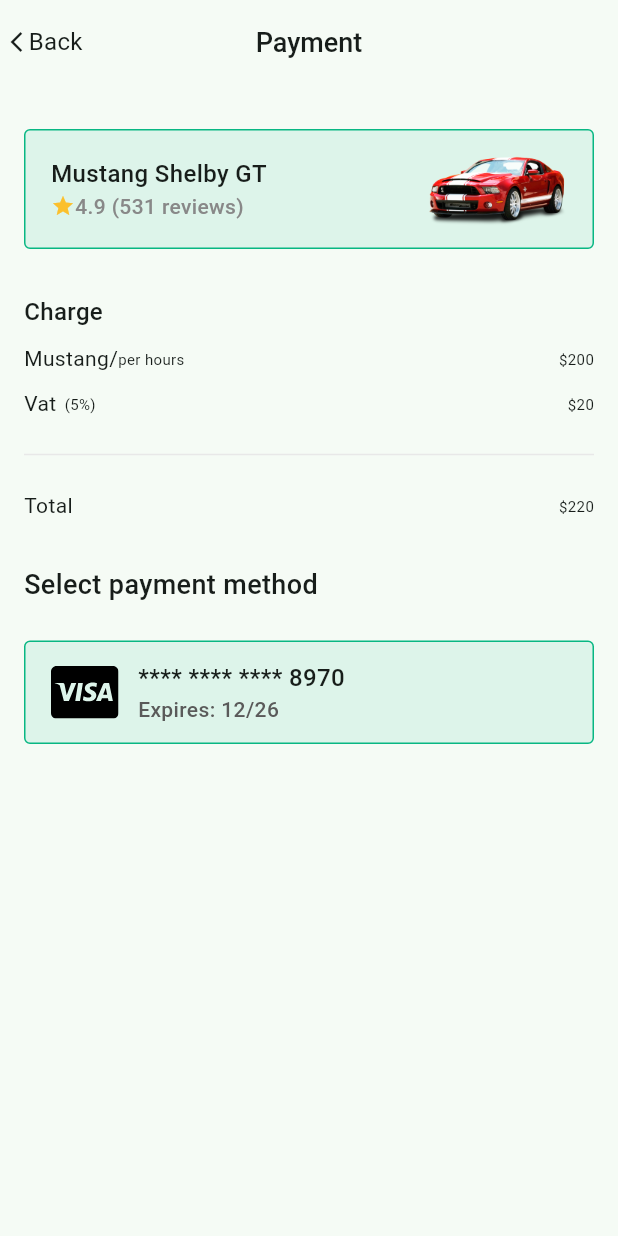
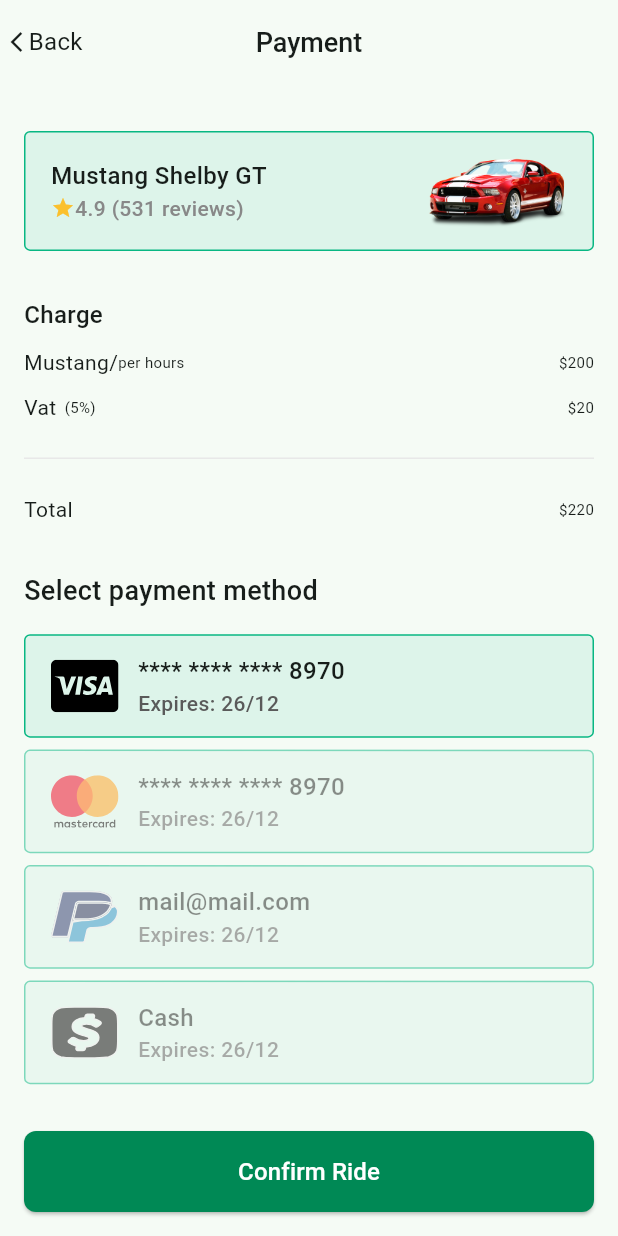
Before and after one commit to tech-cell-eg/round-2-Ride-Share-mobile-app, a Flutter app: the screen it shows after launch, on a phone screen of 412 x 824 dp. Run offline on Flutter 3.47's test engine with Material 3 defaults, Android fonts, the phone set to English and light mode, and no system bars; our stand-ins replace dashed_circular_progress_bar, device_preview, flutter_screenutil, flutter_svg, font_awesome_flutter, google_maps_flutter and 2 more.

Commit message:
Add devtools_options.yaml and enhance payment widgets with new strings and components

```diff
--- /dev/null
+++ b/devtools_options.yaml
@@ -0,0 +1,3 @@
+description: This file stores settings for Dart & Flutter DevTools.
+documentation: https://docs.flutter.dev/tools/devtools/extensions#configure-extension-enablement-states
+extensions:
--- a/lib/core/constants/app_strings.dart
+++ b/lib/core/constants/app_strings.dart
@@ -23,6 +23,9 @@ class AppStrings {
   static const String calling = 'Calling....';
   static const String back = 'Back';
   static const String payment = 'Payment';
-
   static const String charge = 'Charge';
+  static const String vat = 'Vat';
+  static const String total = 'Total';
+  static const String selectPaymentMethod = 'Select payment method';
+  static const String confirmRide = 'Confirm Ride';
 }
--- a/lib/core/widgets/green_box.dart
+++ b/lib/core/widgets/green_box.dart
@@ -8,6 +8,7 @@ class GreenBox extends StatelessWidget {
     required this.child,
   });
   final Widget child;
+
   @override
   Widget build(BuildContext context) {
     return Container(
--- a/lib/features/contact and payment/presentation/views/widgets/bottom_container.dart
+++ b/lib/features/contact and payment/presentation/views/widgets/bottom_container.dart
@@ -1,6 +1,7 @@
 import 'package:flutter/material.dart';
 import 'package:ride_share/core/constants/app_strings.dart';
 
+import '../../../../../core/constants/generated/images.dart';
 import 'close_icon.dart';
 import 'custom_divider.dart';
 import 'double_buttons_row.dart';
@@ -87,7 +88,11 @@ class BottomContainer extends StatelessWidget {
             const SizedBox(height: 15),
             const Padding(
               padding: EdgeInsets.symmetric(horizontal: defaultPadding),
-              child: PaymentMethodGreenBox(),
+              child: PaymentMethodGreenBox(
+                imagePath: AppImages.imagesVisaCard,
+                paymentInfo: '**** **** **** 8970',
+                paymentExpiry: '26/12',
+              ),
             ),
             const SizedBox(height: 32),
             const Padding(
--- a/lib/features/contact and payment/presentation/views/widgets/double_buttons_row.dart
+++ b/lib/features/contact and payment/presentation/views/widgets/double_buttons_row.dart
@@ -1,6 +1,9 @@
 import 'package:flutter/material.dart';
+import 'package:ride_share/core/utils/helpers/extensions/navigation_extension.dart';
 import 'package:ride_share/features/contact%20and%20payment/presentation/views/widgets/green_button.dart';
 
+import '../../../../../core/constants/app_strings.dart';
+import '../../../../chat/presentation/views/chat_screen.dart';
 import 'white_button.dart';
 
 class DoubleButtonsRow extends StatelessWidget {
@@ -10,15 +13,18 @@ class DoubleButtonsRow extends StatelessWidget {
 
   @override
   Widget build(BuildContext context) {
-    return const Row(
+    return Row(
       mainAxisAlignment: MainAxisAlignment.center,
       children: [
-        Expanded(
+        const Expanded(
           child: WhiteButton(),
         ),
-        SizedBox(width: 19),
+        const SizedBox(width: 19),
         Expanded(
-          child: GreenButton(),
+          child: GreenButton(
+            title: AppStrings.message,
+            onPressed: () => context.pushNamed(ChatScreen.routeName),
+          ),
         ),
       ],
     );
--- a/lib/features/contact and payment/presentation/views/widgets/green_button.dart
+++ b/lib/features/contact and payment/presentation/views/widgets/green_button.dart
@@ -3,19 +3,18 @@ import 'package:ride_share/core/constants/app_strings.dart';
 import 'package:ride_share/core/utils/helpers/extensions/navigation_extension.dart';
 import 'package:ride_share/features/chat/presentation/views/chat_screen.dart';
 
-
-
-
-
 class GreenButton extends StatelessWidget {
   const GreenButton({
     super.key,
+    required this.title,
+    required this.onPressed,
   });
-
+  final String title;
+  final Function() onPressed;
   @override
   Widget build(BuildContext context) {
     return ElevatedButton(
-      onPressed: () => context.pushNamed(ChatScreen.routeName),
+      onPressed: onPressed,
       style: ElevatedButton.styleFrom(
         minimumSize: const Size(170, 54),
         backgroundColor: const Color(0xff008955),
@@ -23,9 +22,9 @@ class GreenButton extends StatelessWidget {
           borderRadius: BorderRadius.circular(8),
         ),
       ),
-      child: const Text(
-        AppStrings.message,
-        style: TextStyle(
+      child: Text(
+        title,
+        style: const TextStyle(
           fontSize: 16,
           fontWeight: FontWeight.w500,
           color: Colors.white,
--- a/lib/features/contact and payment/presentation/views/widgets/payment_method_green_box.dart
+++ b/lib/features/contact and payment/presentation/views/widgets/payment_method_green_box.dart
@@ -10,30 +10,37 @@ import '../../../../../core/constants/generated/images.dart';
 class PaymentMethodGreenBox extends StatelessWidget {
   const PaymentMethodGreenBox({
     super.key,
+    required this.imagePath,
+    required this.paymentInfo,
+    required this.paymentExpiry,
+    this.isFade = false,
   });
-
+  final String imagePath, paymentInfo, paymentExpiry;
+  final bool isFade;
   @override
   Widget build(BuildContext context) {
-    return GreenBox(
+    return Opacity(
+      opacity: isFade ? 0.5 : 1,
+      child: GreenBox(
         child: Row(
           children: [
             SvgPicture.asset(
-            AppImages.imagesVisaCard,
+              imagePath,
             ),
             const SizedBox(width: 13),
-          const Column(
+            Column(
               crossAxisAlignment: CrossAxisAlignment.start,
               children: [
                 Text(
-                '**** **** **** 8970',
-                style: TextStyle(
+                  paymentInfo,
+                  style: const TextStyle(
                     fontSize: 16,
                     fontWeight: FontWeight.w500,
                   ),
                 ),
                 Text(
-                '${AppStrings.expires} 12/26',
-                style: TextStyle(
+                  '${AppStrings.expires} $paymentExpiry',
+                  style: const TextStyle(
                     fontSize: 14,
                     fontWeight: FontWeight.w500,
                     color: AppColors.gray5A,
@@ -43,6 +50,7 @@ class PaymentMethodGreenBox extends StatelessWidget {
             ),
           ],
         ),
+      ),
     );
   }
 }
--- a/lib/payment/presentation/views/widgets/payment_screen_body.dart
+++ b/lib/payment/presentation/views/widgets/payment_screen_body.dart
@@ -1,66 +1,42 @@
 import 'package:flutter/material.dart';
 import 'package:ride_share/core/constants/app_strings.dart';
 import 'package:ride_share/core/constants/generated/images.dart';
+import 'package:ride_share/core/widgets/custom_button.dart';
 import 'package:ride_share/core/widgets/green_box.dart';
 import 'package:ride_share/features/contact%20and%20payment/presentation/views/widgets/custom_divider.dart';
+import 'package:ride_share/features/contact%20and%20payment/presentation/views/widgets/green_button.dart';
 
 import '../../../../features/contact and payment/presentation/views/widgets/payment_method_green_box.dart';
 import 'driver_rate_box.dart';
 import 'info_line_row.dart';
+import 'recept_info.dart';
+import 'select_payment_method.dart';
 
 class PaymentScreenBody extends StatelessWidget {
   const PaymentScreenBody({super.key});
 
   @override
   Widget build(BuildContext context) {
-    return const Padding(
-      padding: EdgeInsets.symmetric(horizontal: 16),
+    return Padding(
+      padding: const EdgeInsets.symmetric(horizontal: 16),
       child: Column(
         crossAxisAlignment: CrossAxisAlignment.start,
         children: [
-          SizedBox(height: 30),
-          DriverRateBox(),
-          SizedBox(height: 30),
-          Text(
-            AppStrings.charge,
-            style: TextStyle(
-              fontSize: 16,
-              fontWeight: FontWeight.w500,
+          const Spacer(),
+          const DriverRateBox(),
+          const Spacer(),
+          const ReceptInfo(),
+          const Spacer(),
+          const SelectPaymentMethod(),
+          const Spacer(),
+          SizedBox(
+            width: double.infinity,
+            child: GreenButton(
+              title: AppStrings.confirmRide,
+              onPressed: () {},
             ),
           ),
-          SizedBox(height: 10),
-          InfoLineRow(
-            title: 'Mustang/',
-            subTitle: 'per hours',
-            amountTitle: r'$200',
-          ),
-          SizedBox(height: 10),
-          InfoLineRow(
-            title: 'Vat',
-            subTitle: '  (5%)',
-            amountTitle: r'$20',
-          ),
-          Padding(
-            padding: EdgeInsets.symmetric(vertical: 16),
-            child: CustomDivider(
-              color: Color(0xffE8E8E8),
-            ),
-          ),
-          InfoLineRow(
-            title: 'Total',
-            subTitle: '',
-            amountTitle: r'$220',
-          ),
-          SizedBox(height: 30),
-          Text(
-            'Select payment method',
-            style: TextStyle(
-              fontSize: 18,
-              fontWeight: FontWeight.w500,
-            ),
-          ),
-          SizedBox(height: 24),
-          PaymentMethodGreenBox(),
+          const SizedBox(height: 16),
         ],
       ),
     );
--- /dev/null
+++ b/lib/payment/presentation/views/widgets/recept_info.dart
@@ -0,0 +1,50 @@
+import 'package:flutter/material.dart';
+
+import '../../../../core/constants/app_strings.dart';
+import '../../../../features/contact and payment/presentation/views/widgets/custom_divider.dart';
+import 'info_line_row.dart';
+
+class ReceptInfo extends StatelessWidget {
+  const ReceptInfo({
+    super.key,
+  });
+
+  @override
+  Widget build(BuildContext context) {
+    return const Column(
+      crossAxisAlignment: CrossAxisAlignment.start,
+      children: [
+        Text(
+          AppStrings.charge,
+          style: TextStyle(
+            fontSize: 16,
+            fontWeight: FontWeight.w500,
+          ),
+        ),
+        SizedBox(height: 10),
+        InfoLineRow(
+          title: 'Mustang/',
+          subTitle: 'per hours',
+          amountTitle: r'$200',
+        ),
+        SizedBox(height: 10),
+        InfoLineRow(
+          title: AppStrings.vat,
+          subTitle: '  (5%)',
+          amountTitle: r'$20',
+        ),
+        Padding(
+          padding: EdgeInsets.symmetric(vertical: 16),
+          child: CustomDivider(
+            color: Color(0xffE8E8E8),
+          ),
+        ),
+        InfoLineRow(
+          title: AppStrings.total,
+          subTitle: '',
+          amountTitle: r'$220',
+        ),
+      ],
+    );
+  }
+}
--- /dev/null
+++ b/lib/payment/presentation/views/widgets/select_payment_method.dart
@@ -0,0 +1,54 @@
+import 'package:flutter/material.dart';
+
+import '../../../../core/constants/app_strings.dart';
+import '../../../../core/constants/generated/images.dart';
+import '../../../../features/contact and payment/presentation/views/widgets/payment_method_green_box.dart';
+
+class SelectPaymentMethod extends StatelessWidget {
+  const SelectPaymentMethod({
+    super.key,
+  });
+
+  @override
+  Widget build(BuildContext context) {
+    return const Column(
+      crossAxisAlignment: CrossAxisAlignment.start,
+      children: [
+        Text(
+          AppStrings.selectPaymentMethod,
+          style: TextStyle(
+            fontSize: 18,
+            fontWeight: FontWeight.w500,
+          ),
+        ),
+        SizedBox(height: 16),
+        PaymentMethodGreenBox(
+          imagePath: AppImages.imagesVisaCard,
+          paymentInfo: '**** **** **** 8970',
+          paymentExpiry: '26/12',
+        ),
+        SizedBox(height: 8),
+        PaymentMethodGreenBox(
+          isFade: true,
+          imagePath: AppImages.imagesMasterCard,
+          paymentInfo: '**** **** **** 8970',
+          paymentExpiry: '26/12',
+        ),
+        SizedBox(height: 8),
+        PaymentMethodGreenBox(
+          isFade: true,
+          imagePath: AppImages.imagesPaypal,
+          paymentInfo: 'mail@mail.com',
+          paymentExpiry: '26/12',
+        ),
+        SizedBox(height: 8),
+        PaymentMethodGreenBox(
+          isFade: true,
+          imagePath: AppImages.imagesCash,
+          paymentInfo: 'Cash',
+          paymentExpiry: '26/12',
+        ),
+      ],
+    );
+  }
+}
```
Also changed, not shown: lib/core/widgets/custom_button.dart (+5 -6 lines), pubspec.yaml (+9 -26 lines), lib/core/constants/generated/images.dart. Lines whose indentation alone changed are shown as unchanged.
